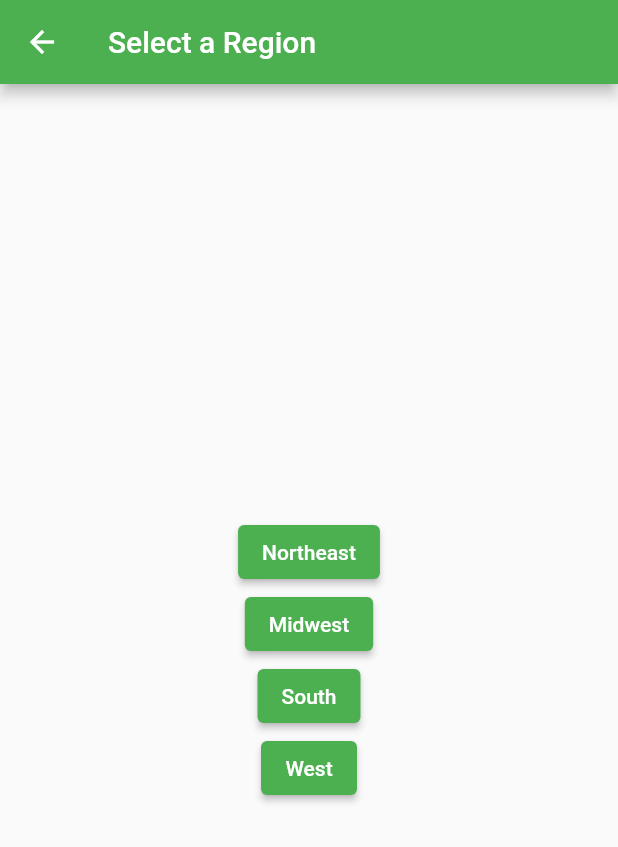
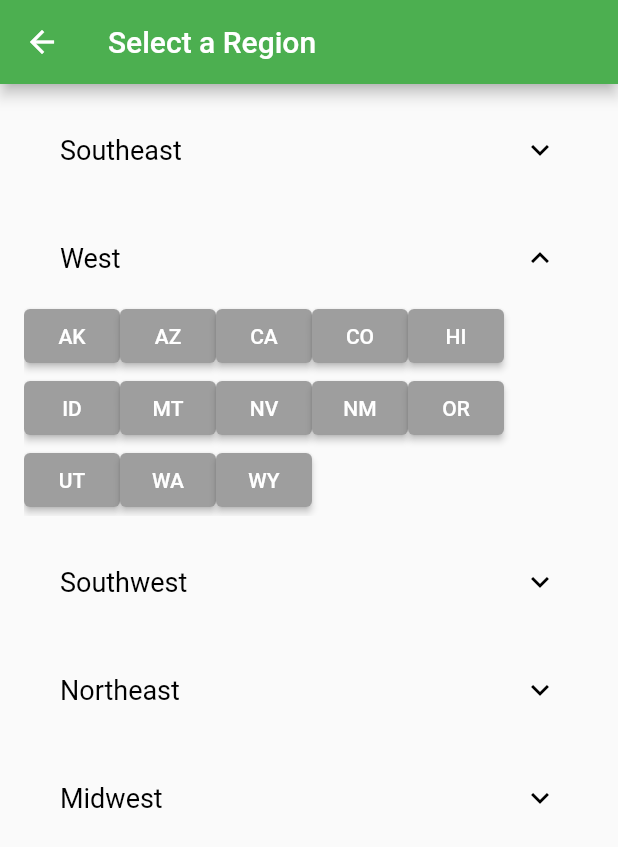
Before and after one commit to marktorrescoding/acen, a Flutter app: the RegionPage screen opened directly, after a tap on "West", on a phone screen of 412 x 824 dp. Shown: the top 847 px of the screen. Run offline on Flutter 3.47's test engine with Material 2 defaults, Android fonts, the phone set to English and light mode, and no system bars; our stand-ins replace geolocator, google_fonts, graphql, sqflite; accounts and stored records are empty; network calls fail.

Commit message:
first regions

```diff
--- a/lib/pages/Regions.dart
+++ b/lib/pages/Regions.dart
@@ -1,43 +1,176 @@
 import 'package:flutter/material.dart';
+import 'package:google_fonts/google_fonts.dart';
 
-class RegionPage extends StatelessWidget {
+class RegionPage extends StatefulWidget {
+  @override
+  _RegionPageState createState() => _RegionPageState();
+}
+
+class _RegionPageState extends State<RegionPage> {
+  String selectedRegion = '';
+  List<String> southeastStates = [
+    'AL', 'AR', 'FL', 'GA', 'KY', 'LA', 'MS', 'NC', 'SC', 'TN', 'VA', 'WV',
+  ];
+  List<String> westStates = [
+    'AK', 'AZ', 'CA', 'CO', 'HI', 'ID', 'MT', 'NV', 'NM', 'OR', 'UT', 'WA', 'WY',
+  ];
+  List<String> southwestStates = ['AZ', 'NM', 'OK', 'TX'];
+  List<String> northeastStates = [
+    'CT', 'DE', 'ME', 'MD', 'MA', 'NH', 'NJ', 'NY', 'PA', 'RI', 'VT',
+  ];
+  List<String> midwestStates = [
+    'IL', 'IN', 'IA', 'KS', 'MI', 'MN', 'MO', 'NE', 'ND', 'OH', 'SD', 'WI',
+  ];
+
+  List<String> getStatesForRegion(String region) {
+    switch (region) {
+      case 'Southeast':
+        return southeastStates;
+      case 'West':
+        return westStates;
+      case 'Southwest':
+        return southwestStates;
+      case 'Northeast':
+        return northeastStates;
+      case 'Midwest':
+        return midwestStates;
+      default:
+        return [];
+    }
+  }
+
+  final TextStyle regionButtonStyle = GoogleFonts.roboto(
+    fontSize: 18,
+    color: Colors.white,
+  );
+  final TextStyle stateButtonStyle = GoogleFonts.roboto(
+    fontSize: 14,
+    color: Colors.white,
+  );
+
   @override
   Widget build(BuildContext context) {
     return Scaffold(
       appBar: AppBar(
         title: Text('Select a Region'),
       ),
-      body: Center(
-        child: Column(
-          mainAxisAlignment: MainAxisAlignment.center,
+      body: ListView.separated(
+        padding: EdgeInsets.all(16.0),
+        itemCount: 5,
+        itemBuilder: (BuildContext context, int index) {
+          switch (index) {
+            case 0:
+              return _buildRegionButton(
+                context,
+                'Southeast',
+                regionButtonStyle,
+              );
+            case 1:
+              return _buildRegionButton(
+                context,
+                'West',
+                regionButtonStyle,
+              );
+            case 2:
+              return _buildRegionButton(
+                context,
+                'Southwest',
+                regionButtonStyle,
+              );
+            case 3:
+              return _buildRegionButton(
+                context,
+                'Northeast',
+                regionButtonStyle,
+              );
+            case 4:
+              return _buildRegionButton(
+                context,
+                'Midwest',
+                regionButtonStyle,
+              );
+            default:
+              return Container();
+          }
+        },
+        separatorBuilder: (BuildContext context, int index) {
+          if (index == 4) {
+            // No separator after the last item
+            return SizedBox.shrink();
+          } else {
+            return SizedBox(height: 16);  // Use a SizedBox as a divider.
+          }
+        },
+      ),
+    );
+  }
+
+  Widget _buildRegionButton(
+      BuildContext context,
+      String regionName,
+      TextStyle textStyle,
+      ) {
+    bool isRegionSelected = selectedRegion == regionName;
+
+    return Column(
       children: [
-            ElevatedButton(
-              onPressed: () {
-                // Action for Northeast button
+        InkWell(
+          onTap: () {
+            setState(() {
+              selectedRegion = isRegionSelected ? '' : regionName;
+            });
           },
-              child: Text('Northeast'),
+          splashColor: Colors.transparent,
+          child: Container(
+            alignment: Alignment.centerLeft,
+            padding: EdgeInsets.symmetric(vertical: 16, horizontal: 24),
+            child: Row(
+              mainAxisAlignment: MainAxisAlignment.spaceBetween,
+              children: [
+                Text(
+                  regionName,
+                  style: textStyle.copyWith(
+                    color: Colors.black,
                   ),
-            ElevatedButton(
-              onPressed: () {
-                // Action for Midwest button
-              },
-              child: Text('Midwest'),
                 ),
-            ElevatedButton(
-              onPressed: () {
-                // Action for South button
-              },
-              child: Text('South'),
-            ),
-            ElevatedButton(
-              onPressed: () {
-                // Action for West button
-              },
-              child: Text('West'),
+                Icon(
+                  isRegionSelected
+                      ? Icons.keyboard_arrow_up
+                      : Icons.keyboard_arrow_down,
+                  color: Colors.black,
                 ),
               ],
             ),
           ),
+        ),
+        AnimatedCrossFade(
+          duration: Duration(milliseconds: 300),
+          firstChild: Container(),
+          secondChild: Align(
+            alignment: Alignment.topLeft,
+            child: Wrap(
+              alignment: WrapAlignment.start,
+              children: getStatesForRegion(regionName).map((abbreviation) {
+                return ElevatedButton(
+                  onPressed: () {
+                    // Action for state button
+                  },
+                  style: ElevatedButton.styleFrom(
+                    primary: Colors.grey,
+                  ),
+                  child: Text(
+                    abbreviation,
+                    style: stateButtonStyle,
+                  ),
+                );
+              }).toList(),
+            ),
+          ),
+          crossFadeState: isRegionSelected
+              ? CrossFadeState.showSecond
+              : CrossFadeState.showFirst,
+        ),
+      ],
     );
   }
 }
--- a/pubspec.yaml
+++ b/pubspec.yaml
@@ -38,6 +38,7 @@ dependencies:
   geolocator: 9.0.2
   flutter_riverpod: 2.3.6
   provider: 6.0.5
+  google_fonts: 4.0.4
 
   # The following adds the Cupertino Icons font to your application.
   # Use with the CupertinoIcons class for iOS style icons.
```
Also changed, not shown: pubspec.lock. Lines whose indentation alone changed are shown as unchanged.
